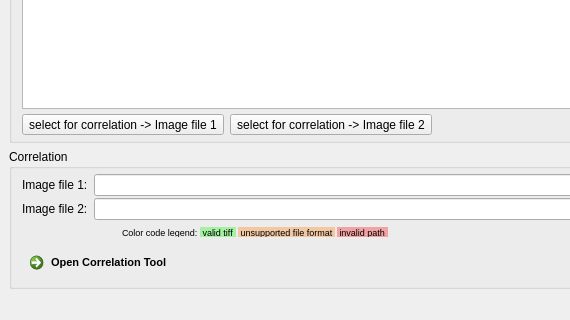
Before: the Qt Designer form TDCT_main.ui in coraxx/3DCT, drawn with Qt 5; both pictures show x 0 to 570 and y 380 to 700 of the 800 by 700 pixel window.
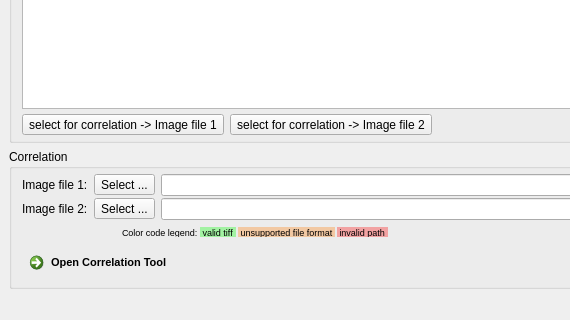
After: the same form once the commit is applied. Icons and pictures are not drawn. Custom widgets are drawn as their Qt base class.

```diff
--- a/TDCT_main.ui
+++ b/TDCT_main.ui
@@ -1421,14 +1421,14 @@
           <number>6</number>
          </property>
          <item>
-          <widget class="QToolButton" name="toolButton_selectImage1">
+          <widget class="QToolButton" name="toolButton_selectAsImage1">
            <property name="text">
             <string>select for correlation -&gt; Image file 1</string>
            </property>
           </widget>
          </item>
          <item>
-          <widget class="QToolButton" name="toolButton_selectImage2">
+          <widget class="QToolButton" name="toolButton_selectAsImage2">
            <property name="text">
             <string>select for correlation -&gt; Image file 2</string>
            </property>
@@ -1532,6 +1532,13 @@
            </property>
           </widget>
          </item>
+         <item>
+          <widget class="QToolButton" name="toolButton_selectImage1">
+           <property name="text">
+            <string>Select ...</string>
+           </property>
+          </widget>
+         </item>
          <item>
           <widget class="QLineEditFilePath" name="lineEdit_selectImage1">
            <property name="minimumSize">
@@ -1565,6 +1572,13 @@
            </property>
           </widget>
          </item>
+         <item>
+          <widget class="QToolButton" name="toolButton_selectImage2">
+           <property name="text">
+            <string>Select ...</string>
+           </property>
+          </widget>
+         </item>
          <item>
           <widget class="QLineEditFilePath" name="lineEdit_selectImage2">
            <property name="minimumSize">
```
Left out of the diff: 4 changed lines with no effect on the pictures.
